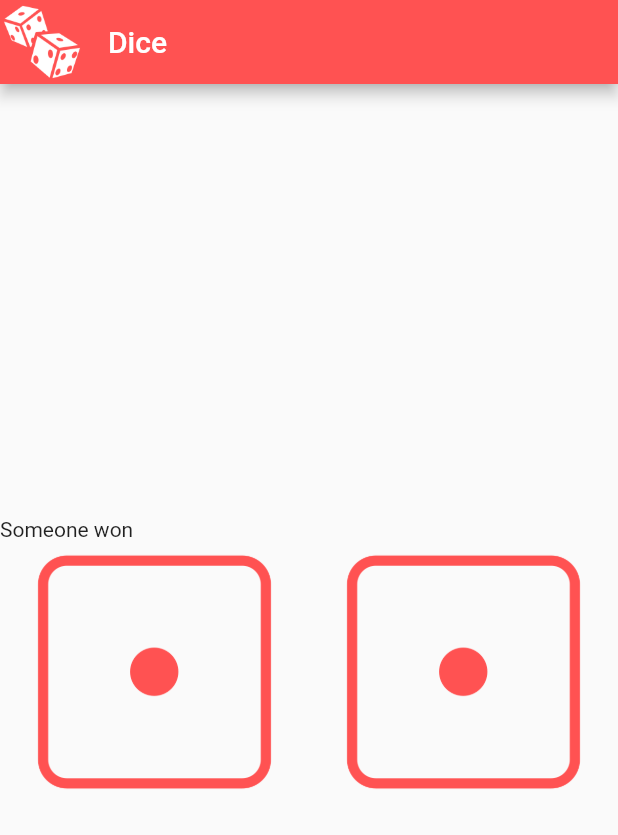
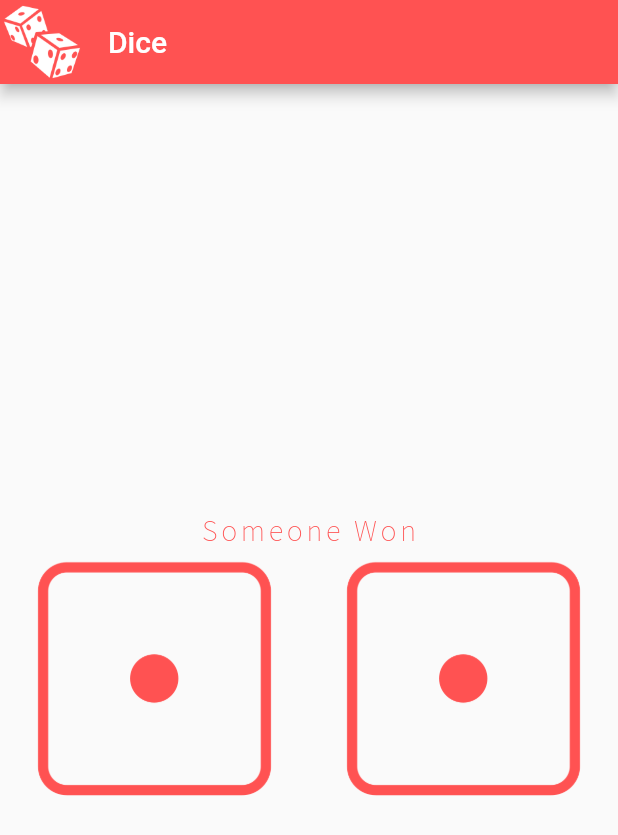
Before and after one commit to im-adarsh/flutter_iam_rich, a Flutter app: the screen it shows after launch, on a phone screen of 412 x 824 dp. Shown: the top 835 px of the screen. Run offline on Flutter 3.47's test engine with Material 2 defaults, Android fonts, the phone set to English and light mode, and no system bars.

Commit message:
reset after won

```diff
--- a/lib/widgets/dice_widget.dart
+++ b/lib/widgets/dice_widget.dart
@@ -25,6 +25,7 @@ class _DiceWidgetState extends State<DiceWidget> {
       children: <Widget>[
         Center(
           child: Row(
+            mainAxisAlignment: MainAxisAlignment.center,
             children: buildPlayerMessage(),
           ),
         ),
@@ -44,19 +45,44 @@ class _DiceWidgetState extends State<DiceWidget> {
 
   List<Widget> buildPlayerMessage() {
     if (leftDiceSum == rightDiceSum) {
+      leftDiceNumber = 1;
+      rightDiceNumber = 1;
+      leftDiceSum = 1;
+      rightDiceSum = 1;
       return <Widget>[
-        Text("Someone won")
+        Text(
+          "Someone Won",
+          style: TextStyle(
+              fontFamily: "Source-Sans",
+              fontSize: 20.0,
+              letterSpacing: 2.5,
+              color: Colors.redAccent),
+        )
       ];
     } else {
       return <Widget>[
-        Text("$leftDiceSum"),
+        Text(
+          "$leftDiceSum",
+          style: TextStyle(
+              fontFamily: "Source-Sans",
+              fontSize: 20.0,
+              letterSpacing: 2.5,
+              color: Colors.redAccent),
+        ),
         SizedBox(
           width: 200,
           child: Divider(
             color: Colors.white,
           ),
         ),
-        Text("$rightDiceSum")
+        Text(
+          "$rightDiceSum",
+          style: TextStyle(
+              fontFamily: "Source-Sans",
+              fontSize: 20.0,
+              letterSpacing: 2.5,
+              color: Colors.redAccent),
+        )
       ];
     }
   }
```
